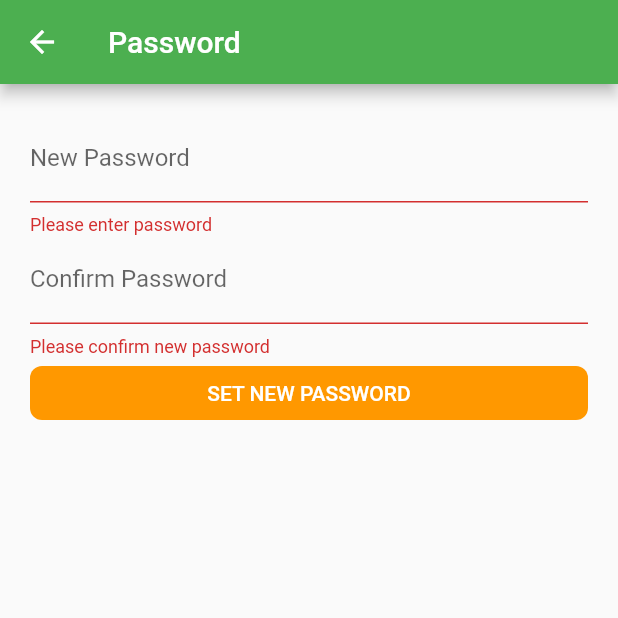
After one commit to aviacommerce/flutter-ecommerce, a Flutter app: the ChangePassword screen opened directly, after a tap on "SET NEW PASSWORD", on a phone screen of 412 x 824 dp, the top half of it. The commit adds this screen. Run offline on Flutter 3.47's test engine with Material 2 defaults, Android fonts, the phone set to English and light mode, and no system bars; our stand-ins replace carousel_slider, flutter_rating_bar, flutter_widget_from_html_core, shared_preferences; missing offline and left inert: flutter_pagewise, flutter_webview_plugin; accounts and stored records are empty; network calls fail.

Commit message:
add screen to change password (#39)

```diff
--- a/lib/screens/account.dart
+++ b/lib/screens/account.dart
@@ -3,6 +3,7 @@ import 'package:scoped_model/scoped_model.dart';
 import 'package:ofypets_mobile_app/scoped-models/main.dart';
 import 'package:ofypets_mobile_app/screens/order_history.dart';
 import 'package:ofypets_mobile_app/screens/change_email.dart';
+import 'package:ofypets_mobile_app/screens/change_password.dart';
 import 'package:shared_preferences/shared_preferences.dart';
 import 'package:ofypets_mobile_app/utils/constants.dart';
 import 'package:http/http.dart' as http;
@@ -51,12 +52,15 @@ class Account extends StatelessWidget {
               navigate_option("email_edit", context, model);
             },
           ),
-          // ListTile(
-          //   title: Text(
-          //     "Change Password",
-          //     style: TextStyle(fontWeight: FontWeight.w600),
-          //   ),
-          // ),
+          ListTile(
+            title: Text(
+              "Change Password",
+              style: TextStyle(fontWeight: FontWeight.w600),
+            ),
+            onTap: () {
+              navigate_option("change_password", context, model);
+            },
+          ),
           logOutButton()
         ],
       );
@@ -145,6 +149,13 @@ class Account extends StatelessWidget {
               MaterialPageRoute(builder: (context) => EmailEdit());
           Navigator.push(context, orderList);
         }
+        break;
+      case "change_password":
+        {
+          MaterialPageRoute orderList =
+              MaterialPageRoute(builder: (context) => ChangePassword());
+          Navigator.push(context, orderList);
+        }
     }
   }
 }
--- /dev/null
+++ b/lib/screens/change_password.dart
@@ -0,0 +1,151 @@
+import 'package:flutter/material.dart';
+import 'package:scoped_model/scoped_model.dart';
+import 'package:ofypets_mobile_app/scoped-models/main.dart';
+import 'package:ofypets_mobile_app/utils/constants.dart';
+import 'dart:convert';
+import 'package:http/http.dart' as http;
+import 'package:shared_preferences/shared_preferences.dart';
+
+class ChangePassword extends StatefulWidget {
+  @override
+  _ChangePasswordState createState() => _ChangePasswordState();
+}
+
+class _ChangePasswordState extends State<ChangePassword> {
+  final GlobalKey<FormState> _formKey = GlobalKey<FormState>();
+
+  String _newPassword = '';
+  final TextEditingController _newPasswordTextFieldController =
+      TextEditingController();
+  final TextEditingController _confirmTextFieldController =
+      TextEditingController();
+  bool _savingNewPassword = false;
+
+  @override
+  void initState() {
+    super.initState();
+  }
+
+  @override
+  Widget build(BuildContext context) {
+    return Scaffold(
+      appBar: AppBar(
+        title: Text("Password"),
+      ),
+      body: ScopedModelDescendant(
+          builder: (BuildContext context, Widget child, MainModel model) {
+        return Container(
+          child: Form(
+            key: _formKey,
+            child: ListView(
+              padding: EdgeInsets.all(20),
+              children: <Widget>[
+                buildNewPasswordField(),
+                buildConfirmPasswordField(),
+                submitButton()
+              ],
+            ),
+          ),
+        );
+      }),
+    );
+  }
+
+  Widget buildNewPasswordField() {
+    return TextFormField(
+      validator: (String value) {
+        if (value.isEmpty) {
+          return 'Please enter password';
+        }
+        if (value.length < 6) {
+          return 'Password should be atleast 6 characters long';
+        }
+      },
+      obscureText: true,
+      controller: _newPasswordTextFieldController,
+      decoration: InputDecoration(
+        labelText: "New Password",
+      ),
+      onSaved: (String value) {
+        setState(() {
+          _newPassword = value;
+        });
+      },
+    );
+  }
+
+  Widget buildConfirmPasswordField() {
+    return TextFormField(
+      validator: (String value) {
+        if (value.isEmpty) {
+          return 'Please confirm new password';
+        }
+        if (_newPasswordTextFieldController.text !=
+            _confirmTextFieldController.text) {
+          return 'Password does not match';
+        }
+      },
+      obscureText: true,
+      controller: _confirmTextFieldController,
+      decoration: InputDecoration(
+        labelText: "Confirm Password",
+      ),
+    );
+  }
+
+  Widget submitButton() {
+    return ScopedModelDescendant(
+        builder: (BuildContext context, Widget child, MainModel model) {
+      return FlatButton(
+          color: Colors.orange,
+          disabledColor: Colors.grey,
+          shape: RoundedRectangleBorder(borderRadius: BorderRadius.circular(8)),
+          child: Text(
+            'SET NEW PASSWORD',
+            style: TextStyle(color: Colors.white),
+          ),
+          onPressed: _savingNewPassword
+              ? null
+              : () async {
+                  setNewPassword(context, model);
+                });
+    });
+  }
+
+  setNewPassword(context, model) async {
+    if (!_formKey.currentState.validate()) {
+      return;
+    }
+    setState(() {
+      _savingNewPassword = true;
+    });
+    Map<dynamic, dynamic> updateResponse;
+    _formKey.currentState.save();
+    final SharedPreferences prefs = await SharedPreferences.getInstance();
+    String email = prefs.getString('email');
+    Map<String, String> headers = {'Content-Type': 'application/json'};
+    Map<String, dynamic> payload = Map();
+
+    payload = {
+      'spree_user': {'email': email, 'password': _newPassword}
+    };
+    String url = Settings.SERVER_URL + "auth/change_password";
+
+    http.Response response =
+        await http.put(url, headers: headers, body: json.encode(payload));
+
+    setState(() {
+      _savingNewPassword = false;
+    });
+    if (response.statusCode == 200) {
+      updateResponse = json.decode(response.body);
+      String successMsg = updateResponse['status'];
+      Navigator.popUntil(
+          context, ModalRoute.withName(Navigator.defaultRouteName));
+      Scaffold.of(context).showSnackBar(SnackBar(content: Text(successMsg)));
+    } else {
+      Scaffold.of(context)
+          .showSnackBar(SnackBar(content: Text("Failed to change password")));
+    }
+  }
+}
```
